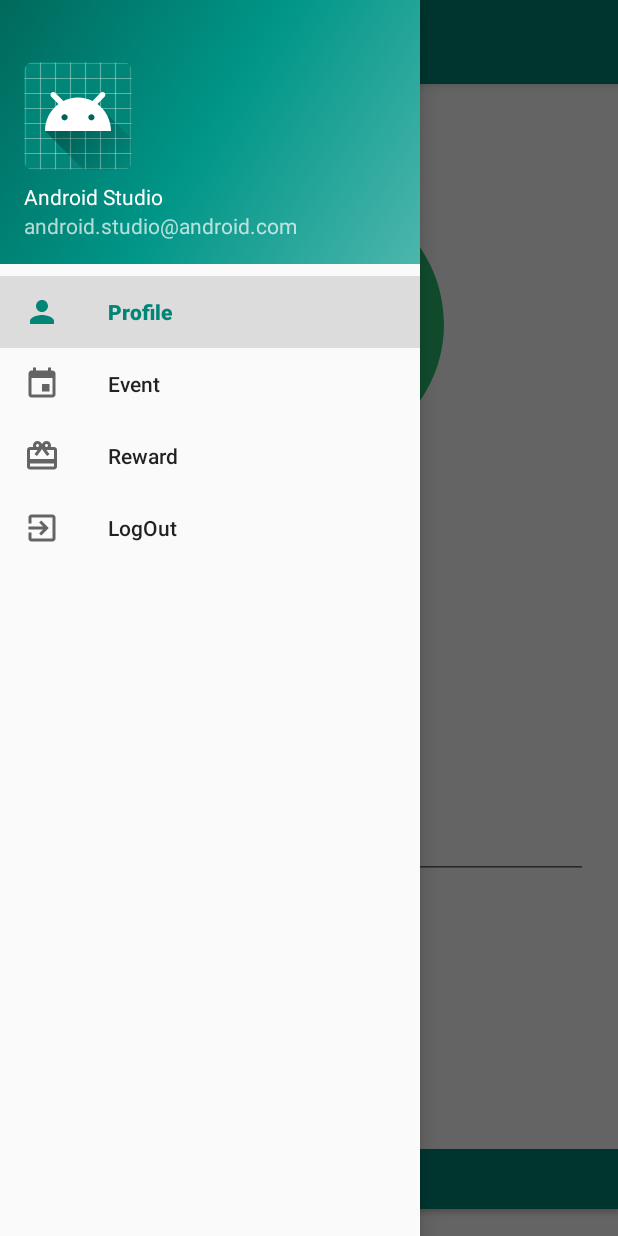
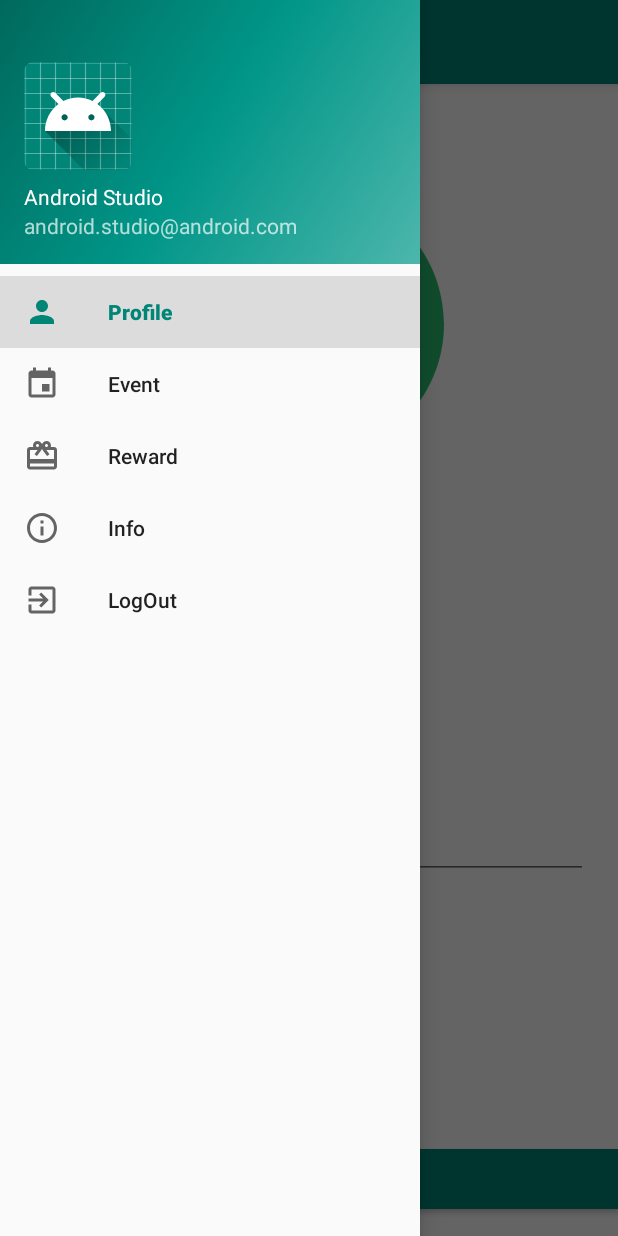
Before and after one commit to JarrodLow/JoinGreen, an Android app: the screen it shows after launch (AfterLogin), with the side drawer open, on a phone screen of 412 x 824 dp. Run offline under Robolectric (Android 15) with nearby library versions, the phone set to English and light mode, and no system bars; our stand-ins replace Firebase (no records; nobody signed in at launch, a user with empty details on screens opened directly), navigation-ui; Roboto replaces fonts that are not available here; 6 statements that could not run were skipped.

Commit message:
Add on Info Fragment

```diff
--- a/app/src/main/java/com/example/joingreen/AfterLogin.kt
+++ b/app/src/main/java/com/example/joingreen/AfterLogin.kt
@@ -46,7 +46,7 @@ class AfterLogin : AppCompatActivity() {
         // menu should be considered as top level destinations.
         appBarConfiguration = AppBarConfiguration(
             setOf(
-                R.id.nav_home, R.id.nav_event,R.id.nav_attendance,R.id.nav_reward,R.id.nav_logout
+                R.id.nav_home, R.id.nav_event,R.id.nav_attendance,R.id.nav_reward,R.id.nav_logout,R.id.nav_info
             ), drawerLayout
         )
         setupActionBarWithNavController(navController, appBarConfiguration)
--- /dev/null
+++ b/app/src/main/res/drawable/ic_menu_info.xml
@@ -0,0 +1,9 @@
+<vector xmlns:android="http://schemas.android.com/apk/res/android"
+        android:width="24dp"
+        android:height="24dp"
+        android:viewportWidth="24.0"
+        android:viewportHeight="24.0">
+    <path
+        android:fillColor="#FF000000"
+        android:pathData="M11,17h2v-6h-2v6zM12,2C6.48,2 2,6.48 2,12s4.48,10 10,10 10,-4.48 10,-10S17.52,2 12,2zM12,20c-4.41,0 -8,-3.59 -8,-8s3.59,-8 8,-8 8,3.59 8,8 -3.59,8 -8,8zM11,9h2L13,7h-2v2z"/>
+</vector>
--- a/app/src/main/res/menu/activity_main_drawer.xml
+++ b/app/src/main/res/menu/activity_main_drawer.xml
@@ -18,6 +18,10 @@
             android:id="@+id/nav_reward"
             android:icon="@drawable/ic_menu_reward"
             android:title="@string/menu_reward" />
+        <item
+            android:id="@+id/nav_info"
+            android:icon="@drawable/ic_menu_info"
+            android:title="@string/Info" />
 
         <item
             android:id="@+id/nav_logout"
--- a/app/src/main/res/navigation/mobile_navigation.xml
+++ b/app/src/main/res/navigation/mobile_navigation.xml
@@ -32,4 +32,8 @@
         android:name="com.example.joingreen.ui.LogOut.LogOutFragment"
         android:label="Log Out"
         tools.layout="@layout/fragment_logout"/>
+    <fragment
+        android:id="@+id/nav_info"
+        android:name="com.example.joingreen.ui.info.InfoFragment"
+        android:label="Info" />
 </navigation>
--- a/app/src/main/res/values/strings.xml
+++ b/app/src/main/res/values/strings.xml
@@ -19,4 +19,6 @@
     <string name="menu_attendance">Attendance</string>
     <string name="attdText">Input Attendance Code Here</string>
     <string name="attdBtn">Attend</string>
+    <string name="info">Welcome to Join Green! \n\nIntroduction\nThere is a cycle between humans and environments. Without the environments human cannot be living normally like usual. We found out that Malaysian nowadays less cared about the environmental issues or being a participant in it. In this app, we allowing the user not only joining the events related to environment but also hosting one of it. From that, we hope that more Malaysian no matter what is the age is will be participate in these activities.\n\nProblem\n1.Not having the awareness of participating in the activities of taking care of the environment.\n2.Not having the incentives or motivation to do so \n3.Not feeling one as the society to think that protecting the environment is everyone responsibility \n4.Not knowing any event is being held nearby and unable to participate in the following event.\n5.Having the difficulties to host and attract people to join the event related to 3R \n\nSolution\n1.Sharing the photos to other members in the community to let them know how to do so \n2.Having a point system whenever the user participates in an event, and the points allow the users to redeem the points for rewards \n3.A notification to the user whenever an event related to 3R is being held nearby. \n4.Allowing the user to host an event easily and sharing the news or information to other easily</string>
+    <string name="Info">Info</string>
 </resources>
```
Also changed, not shown: app/src/main/java/com/example/joingreen/ui/info/InfoFragment.kt (added, +24 -0 lines), app/src/main/res/layout/fragment_info.xml (added, +33 -0 lines).
